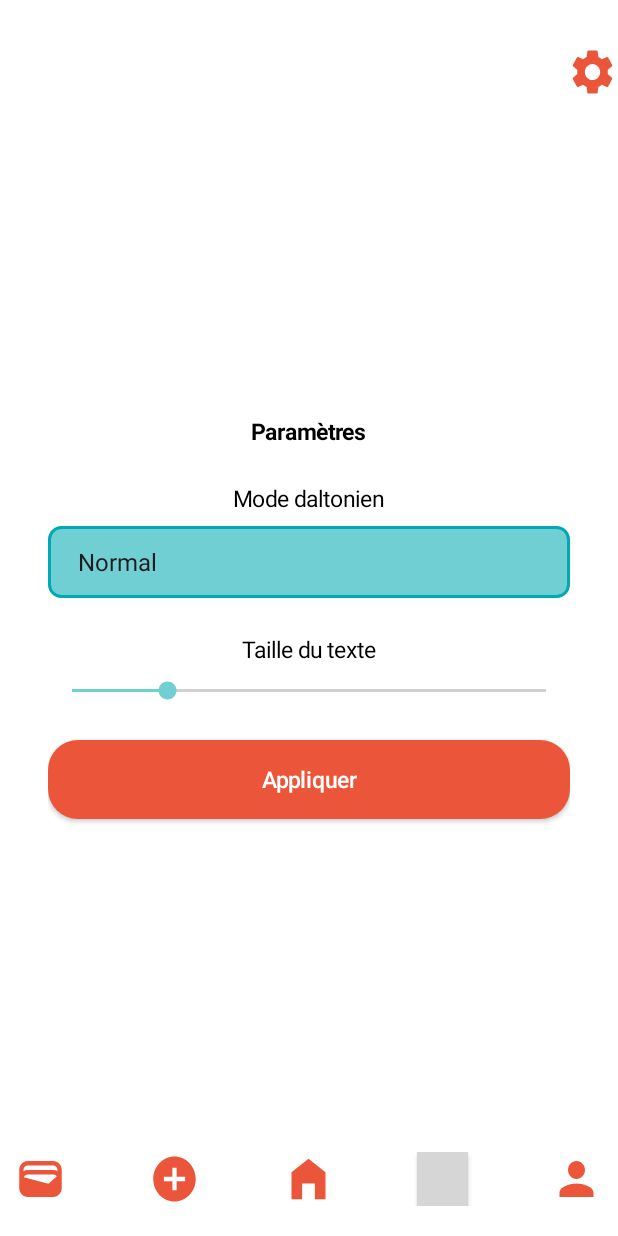
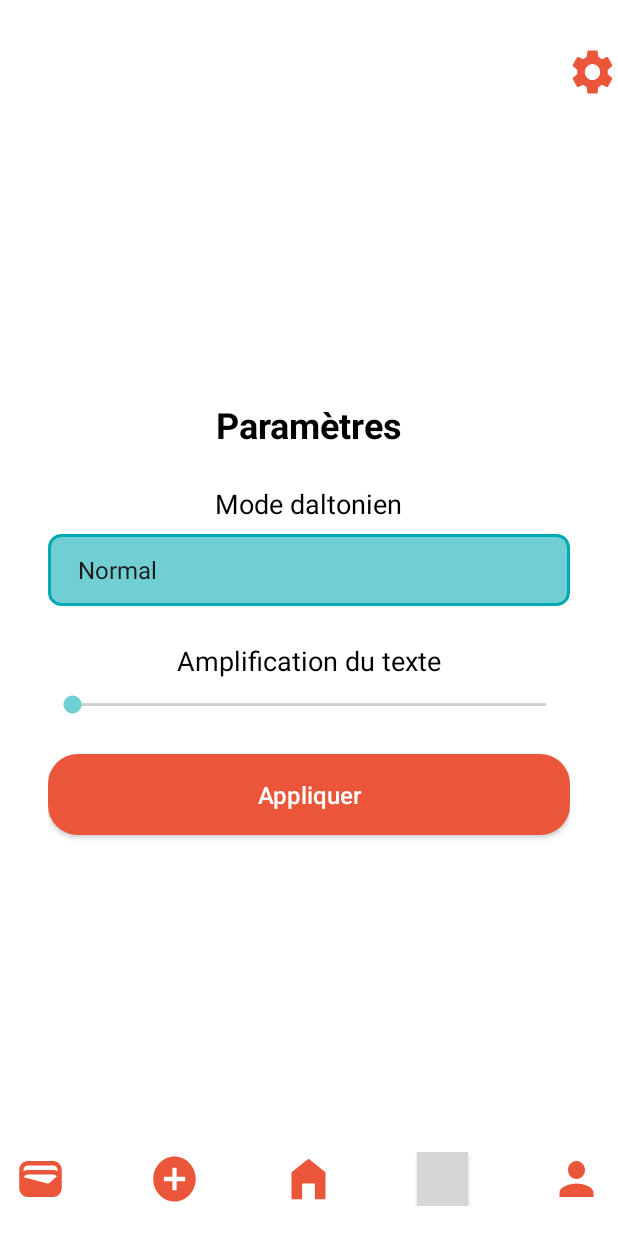
Before and after one commit to Nsrn17/SAES04, an Android app: the ParametresActivity screen opened directly, with no data from a screen before it, after a tap on an icon or button, on a phone screen of 412 x 824 dp. Run offline under Robolectric (Android 15) with nearby library versions, the phone set to English and light mode, and no system bars; grey boxes are pictures that could not be loaded.

Commit message:
agrandissement du texte fonctionnel

```diff
--- a/app/src/main/java/iut/dam/sae_s04/BaseActivity.java
+++ b/app/src/main/java/iut/dam/sae_s04/BaseActivity.java
@@ -1,35 +1,38 @@
 package iut.dam.sae_s04;
-
-
 
 import android.content.Intent;
 import android.content.SharedPreferences;
 import android.os.Bundle;
 import android.view.View;
-import android.widget.Button;
-import androidx.appcompat.app.AppCompatActivity;
-import android.content.SharedPreferences;
 import android.view.ViewGroup;
 import android.widget.TextView;
+
+import androidx.appcompat.app.AppCompatActivity;
+
+import java.util.HashMap;
+
 public class BaseActivity extends AppCompatActivity {
+    private final HashMap<TextView, Float> originalTextSizes = new HashMap<>(); // Stocke les tailles de base
 
     @Override
     protected void onCreate(Bundle savedInstanceState) {
-        applySavedColors();
+        applySavedColors(); // Appliquer le thème AVANT setContentView()
         super.onCreate(savedInstanceState);
     }
 
-    // Méthode générique pour gérer la navigation
+    @Override
+    protected void onResume() {
+        super.onResume();
+        applyTextSizeToAllViews(); // Appliquer la taille du texte après le chargement de la vue
+    }
+
+    // Méthode générique pour la navigation
     protected void navigateToActivity(View button, final Class<?> targetActivity) {
-        button.setOnClickListener(new View.OnClickListener() {
-            @Override
-            public void onClick(View v) {
-                Intent intent = new Intent(BaseActivity.this, targetActivity);
-                startActivity(intent);
-            }
+        button.setOnClickListener(v -> {
+            Intent intent = new Intent(BaseActivity.this, targetActivity);
+            startActivity(intent);
         });
     }
-
 
     private void applySavedColors() {
         SharedPreferences prefs = getSharedPreferences("AppPrefs", MODE_PRIVATE);
@@ -50,4 +53,52 @@ public class BaseActivity extends AppCompatActivity {
         }
     }
 
+    private void applyTextSizeToAllViews() {
+        float textSizeFactor = getSavedTextSizeFactor();
+        ViewGroup rootLayout = findViewById(android.R.id.content);
+        if (rootLayout != null) {
+            saveOriginalTextSizes(rootLayout); // S'assure qu'on a les tailles originales
+            updateTextViewSize(rootLayout, textSizeFactor);
+        }
+    }
+
+    /**
+     * Sauvegarde les tailles originales des TextView
+     */
+    private void saveOriginalTextSizes(ViewGroup parent) {
+        for (int i = 0; i < parent.getChildCount(); i++) {
+            View child = parent.getChildAt(i);
+
+            if (child instanceof TextView) {
+                TextView textView = (TextView) child;
+                if (!originalTextSizes.containsKey(textView)) { // On ne l'ajoute qu'une fois
+                    originalTextSizes.put(textView, textView.getTextSize());
+                }
+            } else if (child instanceof ViewGroup) {
+                saveOriginalTextSizes((ViewGroup) child);
+            }
+        }
+    }
+
+    /**
+     * Applique un facteur de mise à l'échelle aux TextView
+     */
+    private void updateTextViewSize(ViewGroup parent, float factor) {
+        for (int i = 0; i < parent.getChildCount(); i++) {
+            View child = parent.getChildAt(i);
+
+            if (child instanceof TextView) {
+                TextView textView = (TextView) child;
+                float originalSize = originalTextSizes.getOrDefault(textView, textView.getTextSize());
+                textView.setTextSize(originalSize / getResources().getDisplayMetrics().scaledDensity + factor);
+            } else if (child instanceof ViewGroup) {
+                updateTextViewSize((ViewGroup) child, factor);
+            }
+        }
+    }
+
+    private float getSavedTextSizeFactor() {
+        SharedPreferences prefs = getSharedPreferences("AppPrefs", MODE_PRIVATE);
+        return prefs.getFloat("text_size_factor", 0); // 0 = pas de changement
+    }
 }
--- a/app/src/main/java/iut/dam/sae_s04/ParametresActivity.java
+++ b/app/src/main/java/iut/dam/sae_s04/ParametresActivity.java
@@ -6,16 +6,18 @@ import android.view.View;
 import android.view.ViewGroup;
 import android.widget.ArrayAdapter;
 import android.widget.Button;
-import android.widget.LinearLayout;
 import android.widget.SeekBar;
 import android.widget.Spinner;
 import android.widget.TextView;
+
+import java.util.HashMap;
 
 public class ParametresActivity extends BaseActivity {
     private Spinner spinnerDaltonien;
     private SeekBar seekBarTailleTexte;
     private Button btnAppliquer;
     private ViewGroup rootLayout;
+    private HashMap<TextView, Float> originalTextSizes = new HashMap<>(); // Stocke les tailles originales
 
     @Override
     protected void onCreate(Bundle savedInstanceState) {
@@ -25,23 +27,17 @@ public class ParametresActivity extends BaseActivity {
         spinnerDaltonien = findViewById(R.id.spinner_daltonien);
         seekBarTailleTexte = findViewById(R.id.seekbar_taille_texte);
         btnAppliquer = findViewById(R.id.btn_appliquer);
-        rootLayout = findViewById(R.id.main); // Remplacez par l'ID du layout parent principal
+        rootLayout = findViewById(R.id.main); // ID du layout parent
 
-        Button walletButton = findViewById(R.id.wallet_button);
-        Button homeButton = findViewById(R.id.home_button);
-        Button addRingButton = findViewById(R.id.add_ring_button);
-        Button userButton = findViewById(R.id.user_button);
-        Button settingButton = findViewById(R.id.settings);
-        Button searchButton = findViewById(R.id.search);
+        // Navigation
+        navigateToActivity(findViewById(R.id.search), ExplorerActivity.class);
+        navigateToActivity(findViewById(R.id.wallet_button), ResumeActivity.class);
+        navigateToActivity(findViewById(R.id.home_button), AccueilActivity.class);
+        navigateToActivity(findViewById(R.id.add_ring_button), DonUniqueActivity.class);
+        navigateToActivity(findViewById(R.id.user_button), LoginActivity.class);
+        navigateToActivity(findViewById(R.id.settings), ParametresActivity.class);
 
-        navigateToActivity(searchButton, ExplorerActivity.class);
-        navigateToActivity(walletButton, ResumeActivity.class);
-        navigateToActivity(homeButton, AccueilActivity.class);
-        navigateToActivity(addRingButton, DonUniqueActivity.class);
-        navigateToActivity(userButton, LoginActivity.class);
-        navigateToActivity(settingButton, ParametresActivity.class);
-
-        // Définir les options du spinner pour les modes daltonien
+        // Définir les options du spinner pour les modes daltoniens
         String[] modesDaltoniens = {"Normal", "Protanopie", "Deutéranopie", "Tritanopie"};
         ArrayAdapter<String> adapter = new ArrayAdapter<>(this, android.R.layout.simple_spinner_item, modesDaltoniens);
         adapter.setDropDownViewResource(android.R.layout.simple_spinner_dropdown_item);
@@ -49,64 +45,81 @@ public class ParametresActivity extends BaseActivity {
 
         // Récupérer et appliquer les préférences
         int savedMode = getSavedMode();
-        float savedTextSize = getSavedTextSize();
+        float savedTextSizeFactor = getSavedTextSizeFactor();
 
         spinnerDaltonien.setSelection(savedMode);
 
-        // Appliquer la taille du texte sauvegardée dès la création de l'activité
-        updateTextViewSize(rootLayout, savedTextSize);
+        // Sauvegarder les tailles originales des TextView
+        saveOriginalTextSizes(rootLayout);
 
-        // Ajuster la position de la SeekBar en fonction de la taille du texte sauvegardée
-       // seekBarTailleTexte.setProgress((int) Math.max(0, Math.min(100, savedTextSize - 12))); // Assurez-vous que la progress bar reste dans un intervalle valide
+        // Appliquer la taille de texte en fonction du facteur sauvegardé
+        applyTextSizeFactor(savedTextSizeFactor);
+
+        // Ajuster la SeekBar en fonction du facteur sauvegardé (0 = taille normale)
+        seekBarTailleTexte.setProgress((int) savedTextSizeFactor);
+
+        // Écouteur SeekBar pour mise à jour en temps réel
+//        seekBarTailleTexte.setOnSeekBarChangeListener(new SeekBar.OnSeekBarChangeListener() {
+//            @Override
+//            public void onProgressChanged(SeekBar seekBar, int progress, boolean fromUser) {
+//                applyTextSizeFactor(progress);
+//            }
+//
+//            @Override
+//            public void onStartTrackingTouch(SeekBar seekBar) {}
+//
+//            @Override
+//            public void onStopTrackingTouch(SeekBar seekBar) {}
+//        });
 
         // Écouteur sur le bouton Appliquer
         btnAppliquer.setOnClickListener(v -> {
             int selectedMode = spinnerDaltonien.getSelectedItemPosition();
-            float textSize = 12 + seekBarTailleTexte.getProgress(); // Valeur par défaut basée sur la SeekBar
+            float textSizeFactor = seekBarTailleTexte.getProgress();
 
-            // Si la seekbar est à 2, applique une règle spéciale
-            if (seekBarTailleTexte.getProgress() == 2) {
-                textSize = 15;
-            }
+            savePreferences(selectedMode, textSizeFactor);
 
-            // Sauvegarder les préférences (mode + taille du texte)
-            savePreferences(selectedMode, textSize);
-
-            // Appliquer la nouvelle taille du texte
-            updateTextViewSize(rootLayout, textSize);
-
-            // Recharger l'activité pour appliquer le mode daltonien
+            // Redémarrer l'activité pour appliquer le mode daltonien
             recreate();
         });
-
     }
 
-
     /**
-     * Sauvegarde le mode daltonien et la taille du texte dans SharedPreferences.
+     * Sauvegarde les tailles originales des TextView
      */
-    private void savePreferences(int mode, float textSize) {
-        SharedPreferences prefs = getSharedPreferences("AppPrefs", MODE_PRIVATE);
-        SharedPreferences.Editor editor = prefs.edit();
-        editor.putInt("daltonien_mode", mode);
-        editor.putFloat("text_size", textSize);
-        editor.apply();
-    }
-
-
-    /**
-     * Met à jour la taille de toutes les TextView dans un ViewGroup.
-     */
-    private void updateTextViewSize(ViewGroup parent, float textSize) {
+    private void saveOriginalTextSizes(ViewGroup parent) {
         for (int i = 0; i < parent.getChildCount(); i++) {
             View child = parent.getChildAt(i);
 
             if (child instanceof TextView) {
-                ((TextView) child).setTextSize(textSize);
+                TextView textView = (TextView) child;
+                originalTextSizes.put(textView, textView.getTextSize()); // Stocker la taille originale
             } else if (child instanceof ViewGroup) {
-                updateTextViewSize((ViewGroup) child, textSize);
+                saveOriginalTextSizes((ViewGroup) child); // Explorer les sous-vues
             }
         }
+    }
+
+    /**
+     * Applique un facteur d'agrandissement/réduction basé sur les tailles originales.
+     */
+    private void applyTextSizeFactor(float factor) {
+        for (HashMap.Entry<TextView, Float> entry : originalTextSizes.entrySet()) {
+            TextView textView = entry.getKey();
+            float originalSize = entry.getValue();
+            textView.setTextSize(originalSize / getResources().getDisplayMetrics().scaledDensity + factor);
+        }
+    }
+
+    /**
+     * Sauvegarde le mode daltonien et le facteur de taille du texte dans SharedPreferences.
+     */
+    private void savePreferences(int mode, float textSizeFactor) {
+        SharedPreferences prefs = getSharedPreferences("AppPrefs", MODE_PRIVATE);
+        SharedPreferences.Editor editor = prefs.edit();
+        editor.putInt("daltonien_mode", mode);
+        editor.putFloat("text_size_factor", textSizeFactor);
+        editor.apply();
     }
 
     private int getSavedMode() {
@@ -114,10 +127,8 @@ public class ParametresActivity extends BaseActivity {
         return prefs.getInt("daltonien_mode", 0);  // Valeur par défaut 0 (Normal)
     }
 
-    private float getSavedTextSize() {
-
+    private float getSavedTextSizeFactor() {
         SharedPreferences prefs = getSharedPreferences("AppPrefs", MODE_PRIVATE);
-        return prefs.getFloat("text_size" , 16);  // Valeur par défaut 16
+        return prefs.getFloat("text_size_factor", 0);  // Valeur par défaut = 0 (taille normale)
     }
-
 }
--- a/app/src/main/java/iut/dam/sae_s04/database/DatabaseHelper.java
+++ b/app/src/main/java/iut/dam/sae_s04/database/DatabaseHelper.java
@@ -106,8 +106,8 @@ public class DatabaseHelper extends SQLiteOpenHelper {
             } while (cursor.moveToNext());
         }
 
-        cursor.close();
-        db.close();
+//        cursor.close();
+//        db.close();
         return userList;
     }
 
--- a/app/src/main/res/values/strings.xml
+++ b/app/src/main/res/values/strings.xml
@@ -67,7 +67,7 @@
     <string name="appliquerparametres">Appliquer</string>
     <string name="parametres">Paramètres</string>
     <string name="modedaltonien">Mode daltonien</string>
-    <string name="tailledutexte">Taille du texte</string>
+    <string name="tailledutexte"> Amplification du texte </string>
     <string name="choisirasso">Choisir une association</string>
     <string-array name="associations">
         <item> Sélectionnez une association</item>
```
Also changed, not shown: 4 other files.
